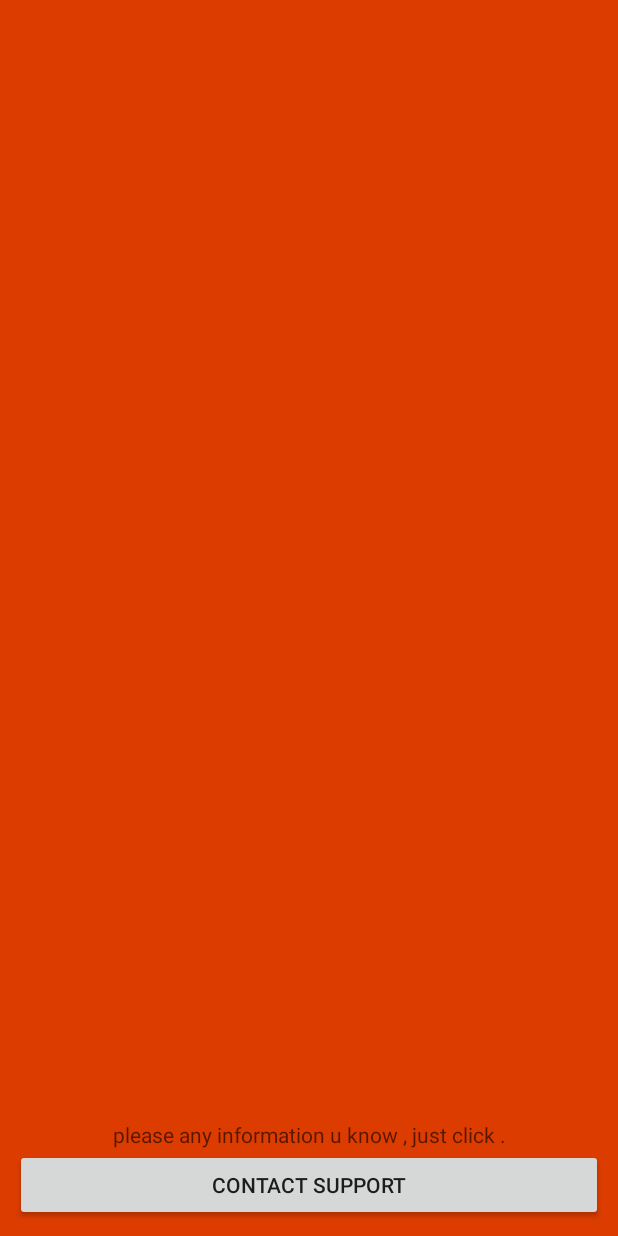
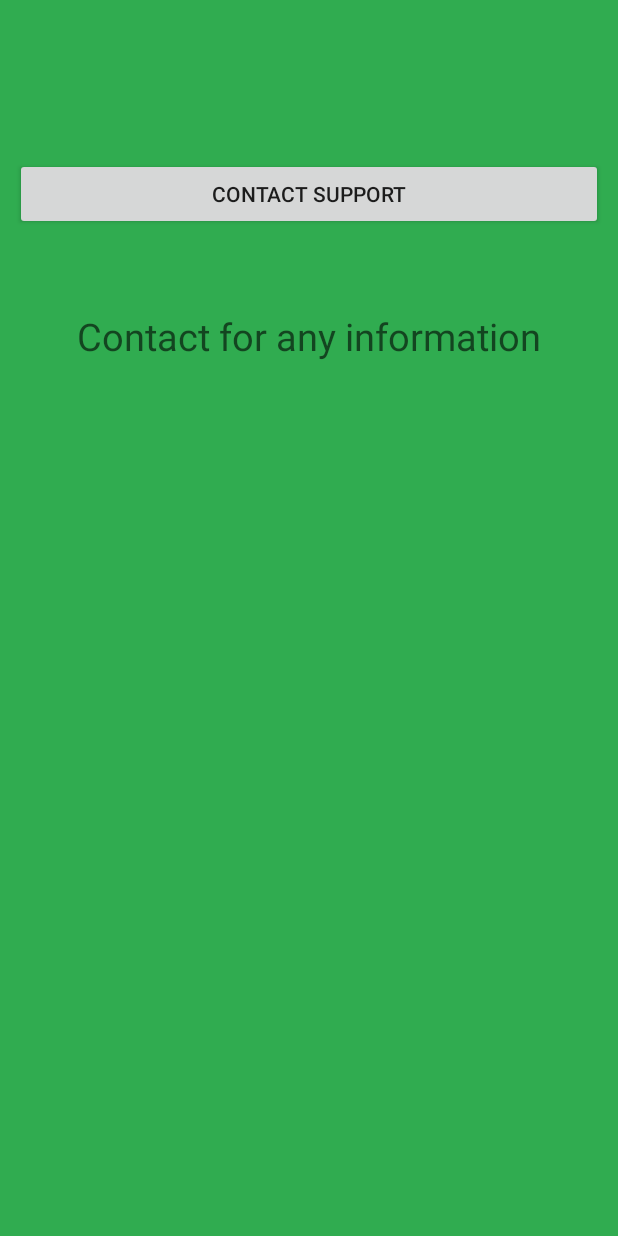
Before and after one commit to bulbulhossenbd/Email_Send_Animation, an Android app: the screen it shows after launch (MainActivity), on a phone screen of 412 x 824 dp. Run offline under Robolectric (Android 15) with nearby library versions, the phone set to English and light mode, and no system bars.

Commit message:
code update

```diff
--- a/app/src/main/res/layout/act_main.xml
+++ b/app/src/main/res/layout/act_main.xml
@@ -1,30 +1,37 @@
 <?xml version="1.0" encoding="utf-8"?>
 
-    <LinearLayout
+    <RelativeLayout
         xmlns:android="http://schemas.android.com/apk/res/android"
         android:layout_width="match_parent"
         android:layout_height="match_parent"
-        android:gravity="center|bottom"
-    android:background="#DC3C00"
-        android:orientation="vertical"
+    android:background="#30ac50"
         android:padding="10dp">
-
-
-        <TextView
-            android:layout_width="match_parent"
-            android:layout_height="wrap_content"
-            android:gravity="center"
-            android:hint="@string/still_doubts" />
 
 
         <Button
             android:id="@+id/show_dialog_btn"
             android:layout_width="match_parent"
             android:layout_height="wrap_content"
-            android:layout_gravity="center"
             android:gravity="center"
             android:text="@string/contact_support"
 
-            />
+            android:layout_alignParentTop="true"
+            android:layout_alignParentRight="true"
+            android:layout_alignParentEnd="true"
+            android:layout_marginTop="95dp" />
 
-    </LinearLayout>
+        <TextView
+            android:textColor="#fff"
+            android:textSize="25sp"
+            android:gravity="center"
+            android:layout_width="match_parent"
+            android:layout_height="wrap_content"
+            android:hint="@string/still_doubts"
+            android:id="@+id/textView"
+            android:layout_below="@+id/show_dialog_btn"
+            android:layout_alignParentRight="true"
+            android:layout_alignParentEnd="true"
+            android:layout_marginTop="53dp" />
+
+
+    </RelativeLayout>
--- a/app/src/main/res/layout/lyt_email_compose.xml
+++ b/app/src/main/res/layout/lyt_email_compose.xml
@@ -7,7 +7,7 @@
     android:id="@+id/lyt_card"
     android:padding="@dimen/padding_normal">
 
-    <EditText
+<!--    <EditText
         android:id="@+id/email_to_box"
         android:layout_width="match_parent"
         android:layout_height="wrap_content"
@@ -15,7 +15,7 @@
         android:text="@string/support_email"
         android:inputType="textEmailAddress"
         android:enabled="false"
-        android:padding="@dimen/padding_normal" />
+        android:padding="@dimen/padding_normal" />-->
 
     <EditText
         android:id="@+id/email_subject_box"
--- a/app/src/main/res/values/strings.xml
+++ b/app/src/main/res/values/strings.xml
@@ -11,7 +11,7 @@
     <string name="subject">Subject</string>
     <string name="show_dialog">SHOW DIALOG</string>
     <string name="support_email">bulbul.programmer.cse@gmail.com</string>
-    <string name="still_doubts">please any information u know , just click .</string>
+    <string name="still_doubts">Contact for any information</string>
     <string name="contact_support">Contact Support</string>
 
     <color name="text_card">#c8c9c9</color>
```
Also changed, not shown: app/build.gradle (line endings or trailing spaces), app/src/main/AndroidManifest.xml (line endings or trailing spaces), app/src/main/res/layout/activity_main.xml (line endings or trailing spaces), app/src/main/res/values-w820dp/dimens.xml (line endings or trailing spaces), app/src/main/res/values/colors.xml (line endings or trailing spaces), app/src/main/res/values/dimens.xml (line endings or trailing spaces), app/src/main/res/values/styles.xml (line endings or trailing spaces), build.gradle (line endings or trailing spaces), gradle.properties (line endings or trailing spaces), settings.gradle (line endings or trailing spaces), 6 other files.
